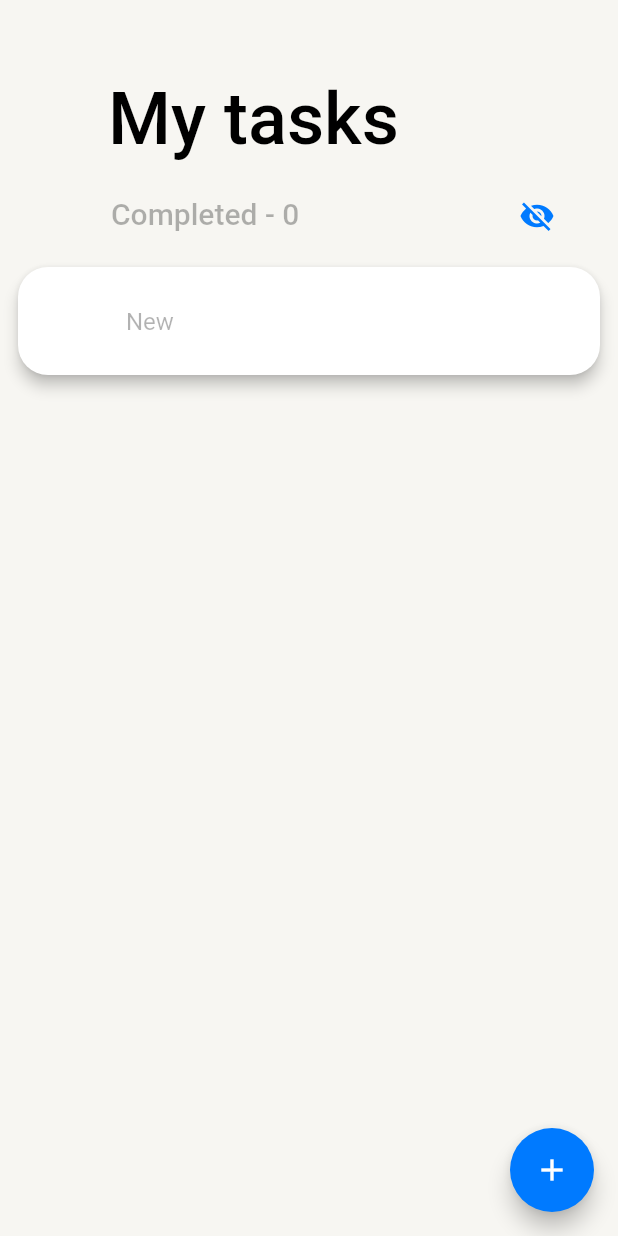
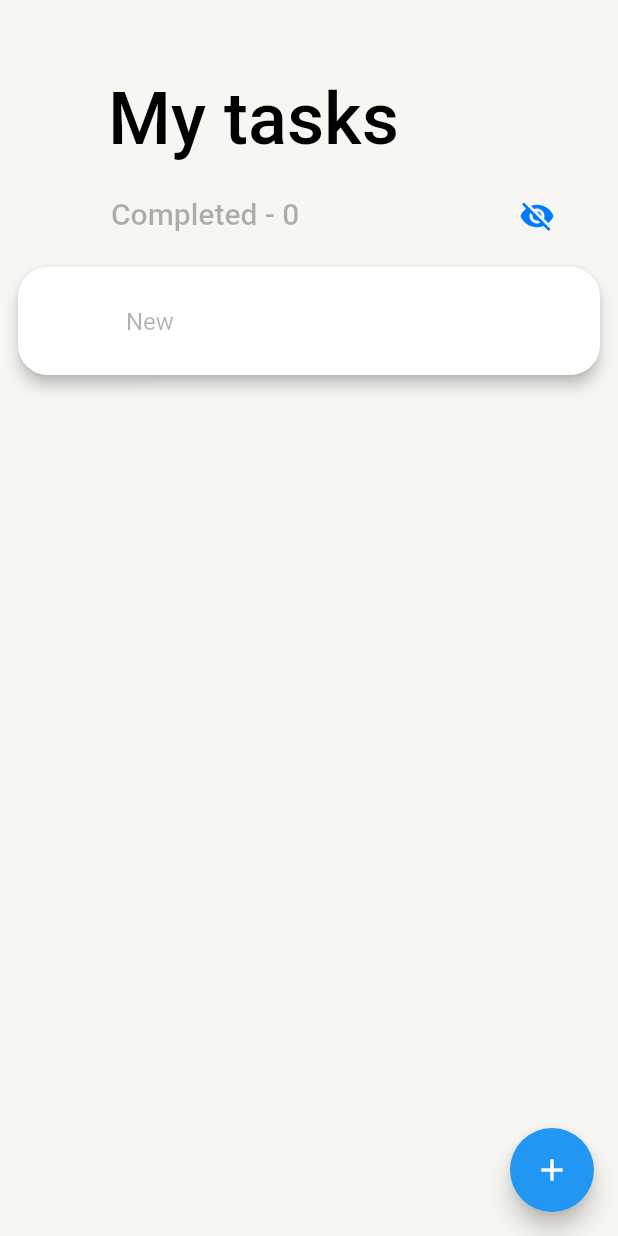
Before and after one commit to VARWA/todo, a Flutter app: the screen it shows after launch, on a phone screen of 412 x 824 dp. Run offline on Flutter 3.47's test engine with Material 2 defaults, Android fonts, the phone set to English and light mode, and no system bars; our stand-ins replace dio, easy_localization, flutter_dotenv, flutter_svg, get_it, internet_connection_checker and 3 more; accounts and stored records are empty; network calls fail.

Commit message:
theme updates

```diff
--- a/lib/src/themes/src/constants.dart
+++ b/lib/src/themes/src/constants.dart
@@ -1,5 +1,6 @@
 part of '../theme.dart';
 
+const fontFamily = 'Roboto';
 const largeTitleTextStyle = TextStyle(
   fontWeight: FontWeight.w500,
   fontSize: 32,
--- a/lib/src/themes/src/dark_theme.dart
+++ b/lib/src/themes/src/dark_theme.dart
@@ -1,20 +1,7 @@
 part of '../theme.dart';
 
 ThemeData darkTheme = ThemeData(
-  brightness: Brightness.light,
-  // useMaterial3: true,
-  // colorScheme: _shrineColorScheme,
-  fontFamily: 'Roboto',
-  textTheme: createTextTheme(
-    themeStyle: ThemeStyles.dark,
-  ),
-  floatingActionButtonTheme: const FloatingActionButtonThemeData(
-    shape: CircleBorder(),
-  ),
-
+  brightness: Brightness.dark,
+  fontFamily: fontFamily,
+  textTheme: textTheme,
 );
-
-abstract class OtherColors {
-  static const redCheckboxFillColor = Color(0xFFFF3B30);
-  static const complitedTaskInList = Color.fromRGBO(0, 0, 0, 0.3);
-}
--- a/lib/src/themes/src/light_theme.dart
+++ b/lib/src/themes/src/light_theme.dart
@@ -2,66 +2,6 @@ part of '../theme.dart';
 
 ThemeData lightTheme = ThemeData(
   brightness: Brightness.light,
-  primaryColor: LightThemeColors.blue,
-  fontFamily: 'Roboto',
-  textTheme: createTextTheme(
-    themeStyle: ThemeStyles.light,
-  ),
-  scaffoldBackgroundColor: LightThemeColors.backPrimary,
-  cardColor: LightThemeColors.white,
-  floatingActionButtonTheme: const FloatingActionButtonThemeData(
-    backgroundColor: LightThemeColors.blue,
-    shape: CircleBorder(),
-  ),
-  unselectedWidgetColor: LightThemeColors.supportSeparator,
-  appBarTheme: const AppBarTheme(backgroundColor: LightThemeColors.backPrimary),
-  checkboxTheme: CheckboxThemeData(
-    fillColor: MaterialStateProperty.resolveWith(
-      (states) {
-        if (states.contains(MaterialState.selected)) {
-          return LightThemeColors.green;
-        } else {
-          return null;
-        }
-      },
-    ),
-  ),
+  fontFamily: fontFamily,
+  textTheme: textTheme,
 );
-
-// const ColorScheme _shrineColorScheme = ColorScheme(
-//   primary: shrinePink100,
-//   secondary: shrinePink50,
-//   surface: shrineSurfaceWhite,
-//   background: LightThemeColors.backPrimary,
-//
-//   error: shrineErrorRed,
-//   onPrimary: shrineBrown900,
-//   onSecondary: shrineBrown900,
-//   onSurface: shrineBrown900,
-//   onBackground: shrineBrown900,
-//   onError: shrineSurfaceWhite,
-//   brightness: Brightness.light,
-// );
-
-abstract class LightThemeColors {
-  static const supportSeparator = Color(0x33000000);
-  static const supportOverlay = Color(0x0F000000);
-  static const labelPrimary = Color(0xFF000000);
-  static const labelSecondary = Color(0x99000000);
-  static const labelTertiary = Color(0x4D000000);
-  static const labelDisable = Color(0x26000000);
-  static const red = Color(0xFFFF3B30);
-  static const green = Color(0xFF34C759);
-  static const blue = Color(0xFF007AFF);
-  static const gray = Color(0xFF8E8E93);
-  static const lightGray = Color(0xFFD1D1D6);
-  static const white = Color(0xFFFFFFFF);
-  static const backPrimary = Color(0xFFF7F6F2);
-  static const backSecondary = Color(0xFFFFFFFF);
-  static const backElevated = Color(0xFFFFFFFF);
-}
-
-// abstract class OtherColors {
-//   static const redCheckboxFillColor = Color(0xFFFF3B30);
-//   static const comlitedTaskInList = Color.fromRGBO(0, 0, 0, 0.3);
-// }
--- a/lib/src/themes/src/text_theme.dart
+++ b/lib/src/themes/src/text_theme.dart
@@ -1,7 +1,6 @@
 part of '../theme.dart';
 
-TextTheme createTextTheme({required ThemeStyles themeStyle}) {
-  return const TextTheme(
+TextTheme textTheme = const TextTheme(
   titleLarge: largeTitleTextStyle,
   bodyMedium: bodyTextStyle,
   titleMedium: titleTextStyle,
@@ -9,4 +8,3 @@ TextTheme createTextTheme({required ThemeStyles themeStyle}) {
   labelLarge: buttonTextStyle,
   labelMedium: buttonTextStyle,
 );
-}
--- a/lib/ui/main_screen/widgets/task_in_listtile_widget.dart
+++ b/lib/ui/main_screen/widgets/task_in_listtile_widget.dart
@@ -4,7 +4,6 @@ import 'package:flutter/material.dart';
 import '../../../models/task_list_model.dart';
 import '../../../models/task_model.dart';
 import '../../../src/themes/src/custom_extension.dart';
-import '../../../src/themes/theme.dart';
 import '../../change_task_screen/elements/importance_values.dart';
 
 class TaskInListWithDeadlineWidget extends StatelessWidget {
@@ -46,8 +45,8 @@ class TaskInListWithDeadlineWidget extends StatelessWidget {
           },
         ),
         side: task.importance == ImportanceValues.importantGlobal
-            ? const BorderSide(
-                color: LightThemeColors.red,
+            ? BorderSide(
+                color: customColors.red!,
               )
             : BorderSide(
                 color: customColors.supportSeparator!,
```
Also changed, not shown: lib/src/themes/theme.dart (+4 -4 lines). Lines whose indentation alone changed are shown as unchanged.
